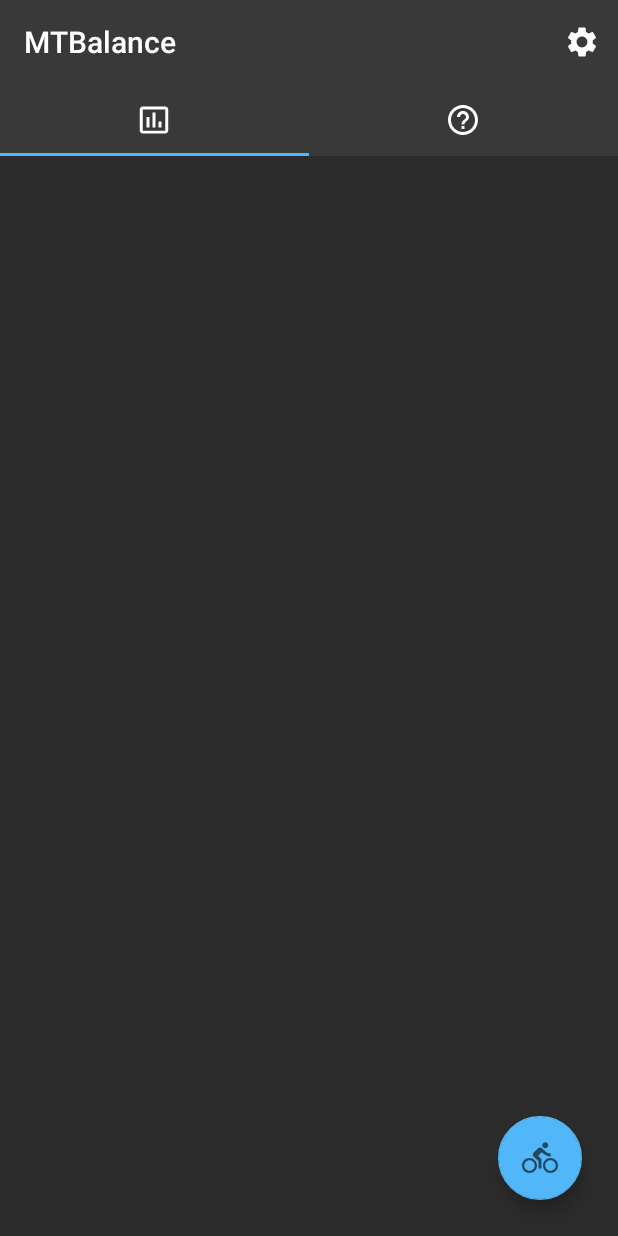
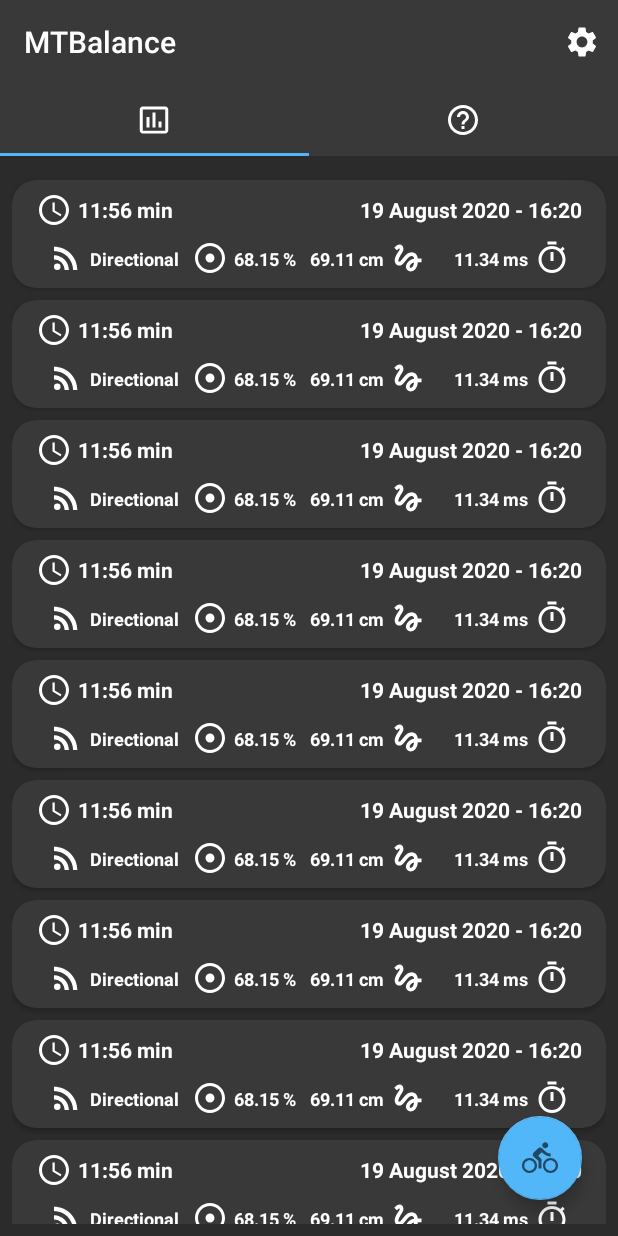
Before and after one commit to ETS-Android5/gmte-thesis, an Android app: the screen it shows after launch (MainActivity), on a phone screen of 412 x 824 dp. Run offline under Robolectric (Android 15) with nearby library versions, the phone set to English and light mode, and no system bars.

Commit message:
Added adapter + item class, finished up recyclerview + style changes item

```diff
--- /dev/null
+++ b/MTBalance/app/src/main/java/com/thesis/mtbalance/RecyclerViewAdapter.java
@@ -0,0 +1,105 @@
+package com.thesis.mtbalance;
+
+import android.content.Context;
+import android.view.LayoutInflater;
+import android.view.View;
+import android.view.ViewGroup;
+import android.widget.TextView;
+
+import androidx.annotation.NonNull;
+import androidx.recyclerview.widget.RecyclerView;
+
+import java.util.ArrayList;
+
+public class RecyclerViewAdapter extends
+        RecyclerView.Adapter<RecyclerViewAdapter.RidesViewHolder> {
+
+    /* Variables */
+    private Context mContext;
+    ArrayList<RidesItem> mRidesData;
+
+    /**
+     * Constructer for the view adapter, used by the recyclerview to link data.
+     *
+     * @param context   - the application context.
+     * @param ridesData - the data to connect to the recyclerview.
+     */
+    public RecyclerViewAdapter(Context context, ArrayList<RidesItem> ridesData) {
+        mContext = context;
+        mRidesData = ridesData;
+    }
+
+    /**
+     * Creates the viewholder for an item element in the recyclerview.
+     *
+     * @param parent   - the parent of the viewholder (recyclerview).
+     * @param viewType - what type of view we are dealing with.
+     * @return retuns the viewholder.
+     */
+    @NonNull
+    @Override
+    public RidesViewHolder onCreateViewHolder(@NonNull ViewGroup parent, int viewType) {
+        return new RidesViewHolder(LayoutInflater.from(mContext)
+                .inflate(R.layout.item_rides, parent, false));
+    }
+
+    /**
+     * Binds the data to the viewholder elements.
+     *
+     * @param holder   - the holder to connect the data to.
+     * @param position - the position of the card to get the correct element.
+     */
+    @Override
+    public void onBindViewHolder(@NonNull RidesViewHolder holder, int position) {
+
+        holder.mCompTimeTextView.setText(mRidesData.get(position).getCompletionTime());
+        holder.mDateTimeTextView.setText(mRidesData.get(position).getDateTime());
+
+        holder.mFeedbackTextView.setText(mRidesData.get(position).getFeedbackMethod());
+        holder.mBalPerfTextView.setText(mRidesData.get(position).getBalancePerformance());
+        holder.mBalDevTextView.setText(mRidesData.get(position).getBalanceDeviation());
+        holder.mRespTimeTextView.setText(mRidesData.get(position).getResponseTime());
+    }
+
+    /**
+     * Gets the amount of items in the recyclerview.
+     *
+     * @return An integer representing the amount of items.
+     */
+    @Override
+    public int getItemCount() {
+        return mRidesData.size();
+    }
+
+    /**
+     * Custom viewholder for the rides data.
+     */
+    public static class RidesViewHolder extends RecyclerView.ViewHolder {
+
+        /* Views */
+        private TextView mCompTimeTextView;
+        private TextView mDateTimeTextView;
+
+        private TextView mFeedbackTextView;
+        private TextView mBalPerfTextView;
+        private TextView mBalDevTextView;
+        private TextView mRespTimeTextView;
+
+        /**
+         * Setup the textview elements for the viewholder.
+         *
+         * @param itemView - the current item we are feeding data.
+         */
+        public RidesViewHolder(@NonNull View itemView) {
+            super(itemView);
+
+            mCompTimeTextView = itemView.findViewById(R.id.comptime_textview);
+            mDateTimeTextView = itemView.findViewById(R.id.datetime_textview);
+
+            mFeedbackTextView = itemView.findViewById(R.id.feedback_textview);
+            mBalPerfTextView = itemView.findViewById(R.id.balperf_textview);
+            mBalDevTextView = itemView.findViewById(R.id.baldev_textview);
+            mRespTimeTextView = itemView.findViewById(R.id.resptime_textview);
+        }
+    }
+}
--- a/MTBalance/app/src/main/java/com/thesis/mtbalance/RidesFragment.java
+++ b/MTBalance/app/src/main/java/com/thesis/mtbalance/RidesFragment.java
@@ -8,11 +8,20 @@
 import androidx.annotation.NonNull;
 import androidx.annotation.Nullable;
 import androidx.fragment.app.Fragment;
+import androidx.recyclerview.widget.LinearLayoutManager;
+import androidx.recyclerview.widget.RecyclerView;
+
+import java.util.ArrayList;
 
 public class RidesFragment extends Fragment {
 
     /* Variables */
-    private View mVieww;
+    private View mView;
+
+    private RecyclerView mRecyclerView;
+    private RecyclerViewAdapter mRVAdapter;
+
+    private ArrayList<RidesItem> mRidesData = new ArrayList<>();
 
     public RidesFragment() {
     }
@@ -29,7 +38,100 @@
     @Override
     public View onCreateView(@NonNull LayoutInflater inflater, @Nullable ViewGroup container,
                              @Nullable Bundle savedInstanceState) {
-        mVieww = inflater.inflate(R.layout.fragment_rides, container, false);
-        return mVieww;
+        // Create a view from the layout
+        mView = inflater.inflate(R.layout.fragment_rides, container, false);
+
+        // Setup the recyclerview
+        mRecyclerView = mView.findViewById(R.id.recyclerview_rides);
+        mRecyclerView.setLayoutManager(new LinearLayoutManager(getActivity()));
+
+        // Setup the adapter and link it to the recyclerview
+        mRVAdapter = new RecyclerViewAdapter(getContext(), mRidesData);
+        mRecyclerView.setAdapter(mRVAdapter);
+
+        return mView;
+    }
+
+    @Override
+    public void onCreate(@Nullable Bundle savedInstanceState) {
+        super.onCreate(savedInstanceState);
+
+        // Todo: fill mRidesData with correct data here!
+        mRidesData.add(new RidesItem
+                ("11:56 min", "19 August 2020 - 16:20",
+                        "Directional", "68.15 %",
+                        "69.11 cm", "11.34 ms"));
+        mRidesData.add(new RidesItem
+                ("11:56 min", "19 August 2020 - 16:20",
+                        "Directional", "68.15 %",
+                        "69.11 cm", "11.34 ms"));
+        mRidesData.add(new RidesItem
+                ("11:56 min", "19 August 2020 - 16:20",
+                        "Directional", "68.15 %",
+                        "69.11 cm", "11.34 ms"));
+        mRidesData.add(new RidesItem
+                ("11:56 min", "19 August 2020 - 16:20",
+                        "Directional", "68.15 %",
+                        "69.11 cm", "11.34 ms"));
+        mRidesData.add(new RidesItem
+                ("11:56 min", "19 August 2020 - 16:20",
+                        "Directional", "68.15 %",
+                        "69.11 cm", "11.34 ms"));
+        mRidesData.add(new RidesItem
+                ("11:56 min", "19 August 2020 - 16:20",
+                        "Directional", "68.15 %",
+                        "69.11 cm", "11.34 ms"));
+        mRidesData.add(new RidesItem
+                ("11:56 min", "19 August 2020 - 16:20",
+                        "Directional", "68.15 %",
+                        "69.11 cm", "11.34 ms"));
+        mRidesData.add(new RidesItem
+                ("11:56 min", "19 August 2020 - 16:20",
+                        "Directional", "68.15 %",
+                        "69.11 cm", "11.34 ms"));
+        mRidesData.add(new RidesItem
+                ("11:56 min", "19 August 2020 - 16:20",
+                        "Directional", "68.15 %",
+                        "69.11 cm", "11.34 ms"));
+        mRidesData.add(new RidesItem
+                ("11:56 min", "19 August 2020 - 16:20",
+                        "Directional", "68.15 %",
+                        "69.11 cm", "11.34 ms"));
+        mRidesData.add(new RidesItem
+                ("11:56 min", "19 August 2020 - 16:20",
+                        "Directional", "68.15 %",
+                        "69.11 cm", "11.34 ms"));
+        mRidesData.add(new RidesItem
+                ("11:56 min", "19 August 2020 - 16:20",
+                        "Directional", "68.15 %",
+                        "69.11 cm", "11.34 ms"));
+        mRidesData.add(new RidesItem
+                ("11:56 min", "19 August 2020 - 16:20",
+                        "Directional", "68.15 %",
+                        "69.11 cm", "11.34 ms"));
+        mRidesData.add(new RidesItem
+                ("11:56 min", "19 August 2020 - 16:20",
+                        "Directional", "68.15 %",
+                        "69.11 cm", "11.34 ms"));
+        mRidesData.add(new RidesItem
+                ("11:56 min", "19 August 2020 - 16:20",
+                        "Directional", "68.15 %",
+                        "69.11 cm", "11.34 ms"));
+        mRidesData.add(new RidesItem
+                ("11:56 min", "19 August 2020 - 16:20",
+                        "Directional", "68.15 %",
+                        "69.11 cm", "11.34 ms"));
+        mRidesData.add(new RidesItem
+                ("11:56 min", "19 August 2020 - 16:20",
+                        "Directional", "68.15 %",
+                        "69.11 cm", "11.34 ms"));
+        mRidesData.add(new RidesItem
+                ("11:56 min", "19 August 2020 - 16:20",
+                        "Directional", "68.15 %",
+                        "69.11 cm", "11.34 ms"));
+        mRidesData.add(new RidesItem
+                ("11:56 min", "19 August 2020 - 16:20",
+                        "Directional", "68.15 %",
+                        "69.11 cm", "11.34 ms"));
     }
 }
--- /dev/null
+++ b/MTBalance/app/src/main/java/com/thesis/mtbalance/RidesItem.java
@@ -0,0 +1,62 @@
+package com.thesis.mtbalance;
+
+/**
+ * Item class for rides data.
+ */
+public class RidesItem {
+
+    /* Variables */
+    private String mCompletionTime;
+    private String mDateTime;
+
+    private String mFeedbackMethod;
+    private String mBalancePerformance;
+    private String mBalanceDeviation;
+    private String mResponseTime;
+
+    /**
+     * Constructor to set all data.
+     *
+     * @param completionTime     - the time it took to complete the ride (min).
+     * @param dateTime           - the date + time of the ride.
+     * @param feedbackMethod     - the feedback method used during the ride.
+     * @param balancePerformance - the balance performance of the ride.
+     * @param balanceDeviation   - the average balance deviation during the ride (cm)
+     * @param responseTime       - the average response time during the ride (ms).
+     */
+    public RidesItem(String completionTime, String dateTime, String feedbackMethod,
+                     String balancePerformance, String balanceDeviation, String responseTime) {
+        mCompletionTime = completionTime;
+        mDateTime = dateTime;
+        mFeedbackMethod = feedbackMethod;
+        mBalancePerformance = balancePerformance;
+        mBalanceDeviation = balanceDeviation;
+        mResponseTime = responseTime;
+    }
+
+    // region Getters
+    public String getCompletionTime() {
+        return mCompletionTime;
+    }
+
+    public String getDateTime() {
+        return mDateTime;
+    }
+
+    public String getFeedbackMethod() {
+        return mFeedbackMethod;
+    }
+
+    public String getBalancePerformance() {
+        return mBalancePerformance;
+    }
+
+    public String getBalanceDeviation() {
+        return mBalanceDeviation;
+    }
+
+    public String getResponseTime() {
+        return mResponseTime;
+    }
+    // endregion
+}
--- a/MTBalance/app/src/main/res/layout/fragment_rides.xml
+++ b/MTBalance/app/src/main/res/layout/fragment_rides.xml
@@ -8,6 +8,7 @@
     <androidx.recyclerview.widget.RecyclerView
         android:id="@+id/recyclerview_rides"
         android:layout_width="match_parent"
-        android:layout_height="match_parent" />
+        android:layout_height="match_parent"
+        android:layout_margin="8dp" />
 
 </LinearLayout>
--- a/MTBalance/app/src/main/res/layout/item_rides.xml
+++ b/MTBalance/app/src/main/res/layout/item_rides.xml
@@ -3,7 +3,8 @@
     xmlns:app="http://schemas.android.com/apk/res-auto"
     android:layout_width="match_parent"
     android:layout_height="wrap_content"
-    app:cardBackgroundColor="#DF0F58"
+    android:layout_marginTop="8dp"
+    app:cardBackgroundColor="@color/colorPrimary"
     app:cardCornerRadius="16dp">
 
     <androidx.constraintlayout.widget.ConstraintLayout
@@ -20,7 +21,8 @@
             android:contentDescription="@string/comptime_icon"
             android:src="@drawable/ic_clock"
             app:layout_constraintLeft_toLeftOf="parent"
-            app:layout_constraintTop_toTopOf="parent" />
+            app:layout_constraintTop_toTopOf="parent"
+            app:tint="@color/colorText" />
 
         <TextView
             android:id="@+id/comptime_textview"
@@ -29,6 +31,7 @@
             android:layout_marginStart="4dp"
             android:layout_marginTop="2dp"
             android:text="05:23 min"
+            android:textColor="@color/colorText"
             android:textSize="14sp"
             android:textStyle="bold"
             app:layout_constraintLeft_toRightOf="@+id/comptime_icon"
@@ -41,6 +44,7 @@
             android:layout_marginTop="2dp"
             android:layout_marginEnd="8dp"
             android:text="20 August 2020 - 08:41"
+            android:textColor="@color/colorText"
             android:textSize="14sp"
             android:textStyle="bold"
             app:layout_constraintRight_toRightOf="parent"
@@ -57,7 +61,8 @@
             android:contentDescription="@string/feedback_icon"
             android:src="@drawable/ic_feedback"
             app:layout_constraintLeft_toLeftOf="parent"
-            app:layout_constraintTop_toTopOf="parent" />
+            app:layout_constraintTop_toTopOf="parent"
+            app:tint="@color/colorText" />
 
         <TextView
             android:id="@+id/feedback_textview"
@@ -66,6 +71,7 @@
             android:layout_marginStart="4dp"
             android:layout_marginTop="36dp"
             android:text="Vibrotactile"
+            android:textColor="@color/colorText"
             android:textSize="12sp"
             android:textStyle="bold"
             app:layout_constraintLeft_toRightOf="@+id/feedback_icon"
@@ -81,7 +87,8 @@
             android:contentDescription="@string/balperf_icon"
             android:src="@drawable/ic_adjust"
             app:layout_constraintLeft_toLeftOf="parent"
-            app:layout_constraintTop_toTopOf="parent" />
+            app:layout_constraintTop_toTopOf="parent"
+            app:tint="@color/colorText" />
 
         <TextView
             android:id="@+id/balperf_textview"
@@ -90,6 +97,7 @@
             android:layout_marginStart="4dp"
             android:layout_marginTop="36dp"
             android:text="86.23 %"
+            android:textColor="@color/colorText"
             android:textSize="12sp"
             android:textStyle="bold"
             app:layout_constraintLeft_toRightOf="@+id/balperf_icon"
@@ -105,7 +113,8 @@
             android:contentDescription="@string/baldev_icon"
             android:src="@drawable/ic_deviation"
             app:layout_constraintRight_toRightOf="parent"
-            app:layout_constraintTop_toTopOf="parent" />
+            app:layout_constraintTop_toTopOf="parent"
+            app:tint="@color/colorText" />
 
         <TextView
             android:id="@+id/baldev_textview"
@@ -114,6 +123,7 @@
             android:layout_marginTop="36dp"
             android:layout_marginEnd="4dp"
             android:text="23.56 cm"
+            android:textColor="@color/colorText"
             android:textSize="12sp"
             android:textStyle="bold"
             app:layout_constraintRight_toLeftOf="@+id/baldev_icon"
@@ -129,7 +139,8 @@
             android:contentDescription="@string/resptime_icon"
             android:src="@drawable/ic_timer"
             app:layout_constraintRight_toRightOf="parent"
-            app:layout_constraintTop_toTopOf="parent" />
+            app:layout_constraintTop_toTopOf="parent"
+            app:tint="@color/colorText" />
 
         <TextView
             android:id="@+id/resptime_textview"
@@ -138,6 +149,7 @@
             android:layout_marginTop="36dp"
             android:layout_marginEnd="4dp"
             android:text="21.56 ms"
+            android:textColor="@color/colorText"
             android:textSize="12sp"
             android:textStyle="bold"
             app:layout_constraintRight_toLeftOf="@+id/resptime_icon"
```
